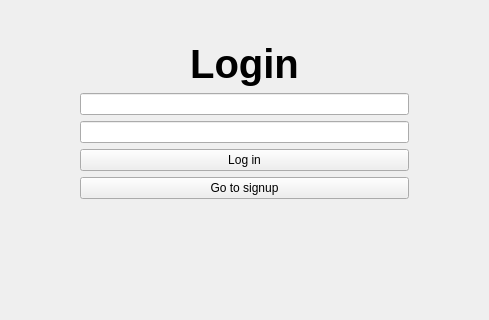
The window that src/widget/ui/login_form.ui (franco-ruggeri/write-together) describes before a commit, drawn with Qt 5; both pictures show x 273 to 762 and y 330 to 650 of the 1022 by 900 pixel window.
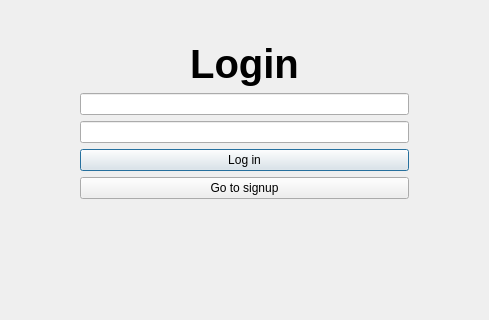
The same window after the commit. Icons and pictures are not drawn.

Patch:
```diff
--- a/src/widget/ui/login_form.ui
+++ b/src/widget/ui/login_form.ui
@@ -70,6 +70,12 @@
        <property name="text">
         <string>Log in</string>
        </property>
+       <property name="autoDefault">
+        <bool>true</bool>
+       </property>
+       <property name="default">
+        <bool>true</bool>
+       </property>
       </widget>
      </item>
      <item>
```
